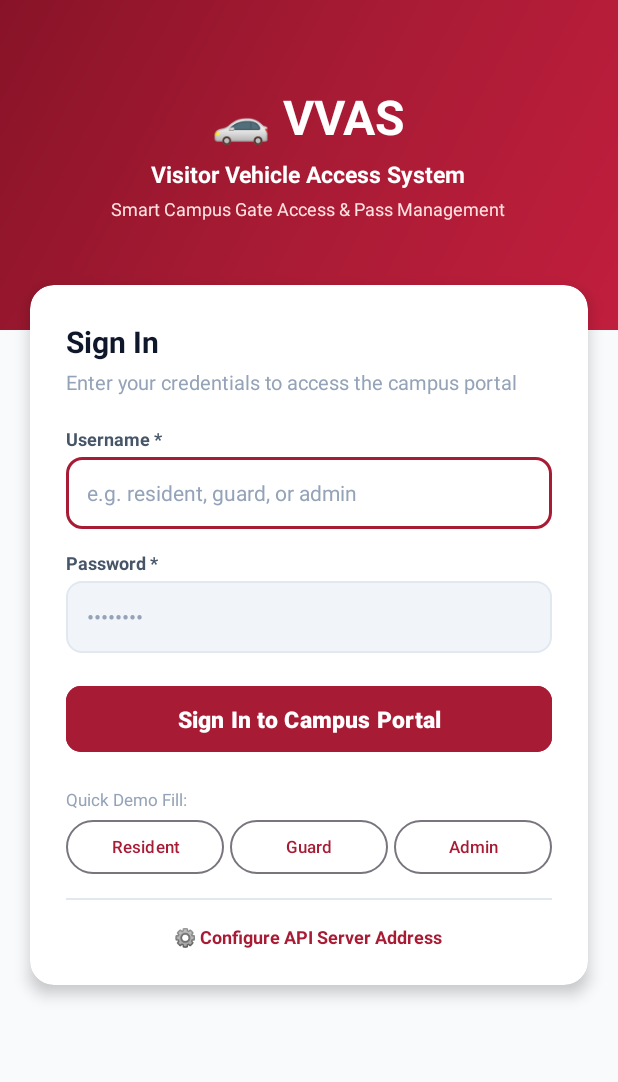
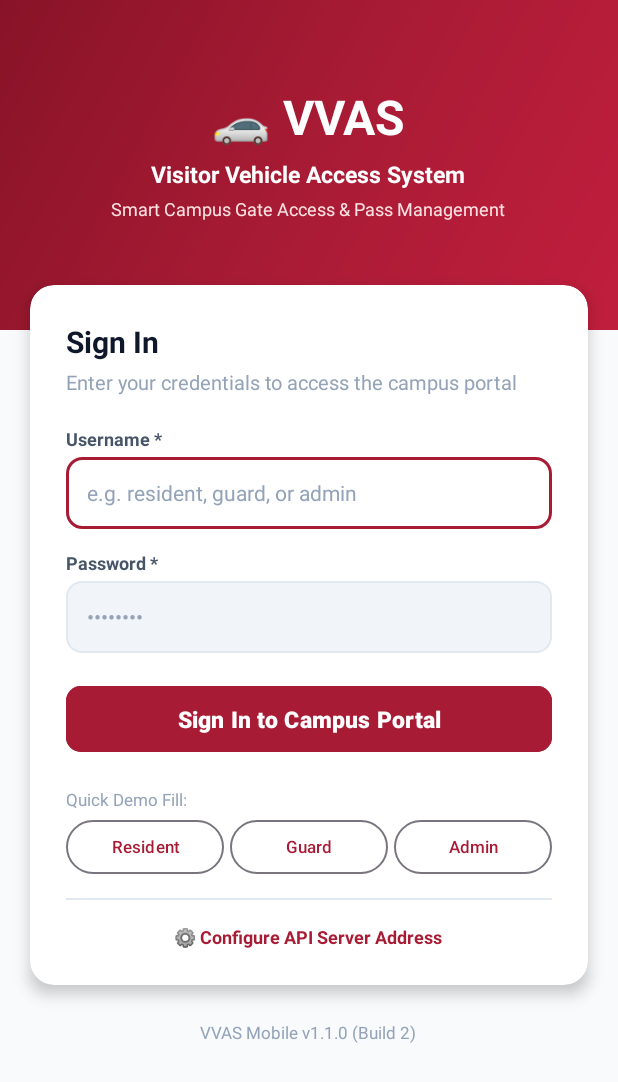
Before and after one commit to varun-2437/visitor-vehicle-access-system, an Android app: the screen it shows after launch (LoginActivity), on a phone screen of 412 x 824 dp. Shown: the top 1082 px of the screen. Run offline under Robolectric (Android 15) with nearby library versions, the phone set to English and light mode, and no system bars.

Commit message:
chore(android): bump to v1.1.0 (build 2), display version in UI, and name APK with version

```diff
--- a/android/app/build.gradle.kts
+++ b/android/app/build.gradle.kts
@@ -12,8 +12,8 @@ android {
         applicationId = "com.vvas.access"
         minSdk = 24
         targetSdk = 37
-        versionCode = 1
-        versionName = "1.0"
+        versionCode = 2
+        versionName = "1.1.0"
 
         testInstrumentationRunner = "androidx.test.runner.AndroidJUnitRunner"
     }
@@ -32,6 +32,7 @@ android {
     }
     buildFeatures {
         viewBinding = true
+        buildConfig = true
     }
 }
 
--- a/android/app/src/main/java/com/vvas/access/MainActivity.kt
+++ b/android/app/src/main/java/com/vvas/access/MainActivity.kt
@@ -66,7 +66,8 @@ class MainActivity : AppCompatActivity() {
     private fun setupTopBar() {
         val user = sessionManager.currentUser
         binding.tvTopUserName.text = user?.fullName ?: user?.username ?: "User"
-        binding.tvTopUserRole.text = user?.role?.uppercase() ?: "USER"
+        val roleLabel = user?.role?.uppercase() ?: "USER"
+        binding.tvTopUserRole.text = "$roleLabel • v${BuildConfig.VERSION_NAME}"
 
         binding.btnTopLogout.setOnClickListener {
             sessionManager.clearSession()
--- a/android/app/src/main/java/com/vvas/access/ui/auth/LoginActivity.kt
+++ b/android/app/src/main/java/com/vvas/access/ui/auth/LoginActivity.kt
@@ -9,6 +9,7 @@ import androidx.core.view.ViewCompat
 import androidx.core.view.WindowCompat
 import androidx.core.view.WindowInsetsCompat
 import androidx.lifecycle.lifecycleScope
+import com.vvas.access.BuildConfig
 import com.vvas.access.MainActivity
 import com.vvas.access.data.api.ApiClient
 import com.vvas.access.data.model.LoginRequest
@@ -40,6 +41,8 @@ class LoginActivity : AppCompatActivity() {
         setContentView(binding.root)
 
         applyWindowInsets()
+        binding.tvAppVersion.text =
+            "VVAS Mobile v${BuildConfig.VERSION_NAME} (Build ${BuildConfig.VERSION_CODE})"
         setupServerConfig()
         setupQuickFillButtons()
         setupLoginButton()
--- a/android/app/src/main/res/layout/activity_login.xml
+++ b/android/app/src/main/res/layout/activity_login.xml
@@ -259,5 +259,15 @@
                 </LinearLayout>
             </LinearLayout>
         </androidx.cardview.widget.CardView>
+
+        <TextView
+            android:id="@+id/tvAppVersion"
+            android:layout_width="wrap_content"
+            android:layout_height="wrap_content"
+            android:layout_gravity="center"
+            android:layout_marginBottom="20dp"
+            android:text="VVAS Mobile v1.1.0 (Build 2)"
+            android:textColor="@color/text_muted"
+            android:textSize="11sp" />
     </LinearLayout>
 </ScrollView>
```
Also changed, not shown: 3 other files.
